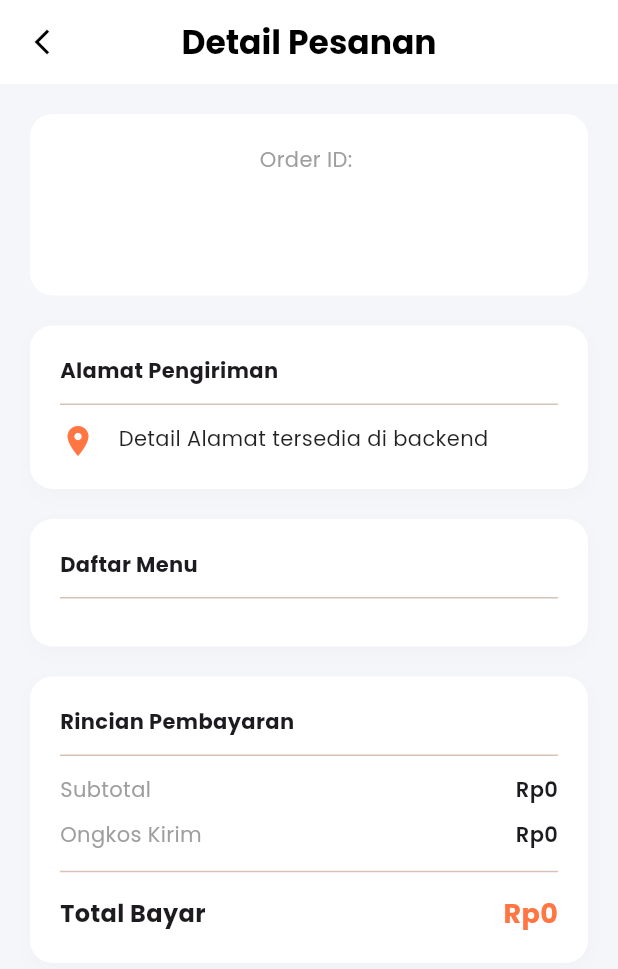
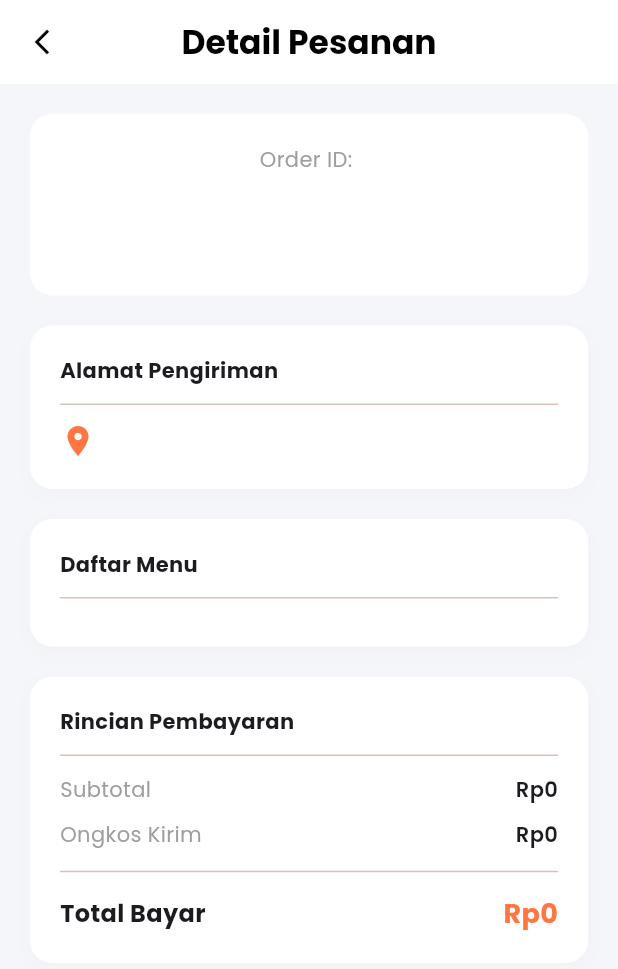
Before and after one commit to Fdhlzz/kebab-app, a Flutter app: the OrderDetailScreen screen opened directly with empty values, on a phone screen of 412 x 824 dp. Shown: the top 969 px of the screen. Run offline on Flutter 3.47's test engine with Material 3 defaults, Android fonts, the light colour scheme and no system bars; our stand-ins replace dio, flutter_svg, google_fonts, shared_preferences; accounts and stored records are empty; network calls fail.

Commit message:
fix the grand total issue

```diff
--- a/lib/models/order_model.dart
+++ b/lib/models/order_model.dart
@@ -8,6 +8,7 @@ class Order {
   final double shippingCost;
   final double grandTotal;
   final String date;
+  final String shippingAddress;
   final List<OrderItem> items;
 
   Order({
@@ -19,6 +20,7 @@ class Order {
     required this.grandTotal,
     required this.date,
     required this.items,
+    required this.shippingAddress,
   });
 
   factory Order.fromJson(Map<String, dynamic> json) {
@@ -39,6 +41,7 @@ class Order {
       grandTotal:
           parseDouble(json['total_price']) + parseDouble(json['shipping_cost']),
       date: json['created_at'] ?? '',
+      shippingAddress: json['shipping_address'] ?? 'Alamat tidak tersedia',
       items: itemsList,
     );
   }
--- a/lib/providers/order_provider.dart
+++ b/lib/providers/order_provider.dart
@@ -77,7 +77,6 @@ class OrderProvider with ChangeNotifier {
           'address_id': addressId,
           'items': itemsPayload,
           'total_price': subtotal,
-          'shipping_cost': shippingCost,
           'payment_method': 'COD', // Defaulting to COD for now
         },
       );
--- a/lib/screens/order/order_detail_screen.dart
+++ b/lib/screens/order/order_detail_screen.dart
@@ -82,9 +82,7 @@ class OrderDetailScreen extends StatelessWidget {
                   const SizedBox(width: 15),
                   Expanded(
                     child: Text(
-                      // Assuming your API provides a full address string
-                      // If you stored it as JSON, you might need to parse it in the Model
-                      "Detail Alamat tersedia di backend",
+                      order.shippingAddress,
                       style: const TextStyle(
                         height: 1.5,
                         color: Colors.black87,
--- a/lib/utils/constants.dart
+++ b/lib/utils/constants.dart
@@ -2,7 +2,7 @@ class AppConstants {
   // =============================================================
   // 🔴 CHANGE THIS IP ADDRESS TO MATCH YOUR PC'S LOCAL IP 🔴
   // Run 'ipconfig' (Windows) or 'ifconfig' (Mac/Linux) to find it.
-  static const String ipAddress = '10.153.154.199';
+  static const String ipAddress = '172.16.120.205';
   // =============================================================
 
   // API Base URL
```
